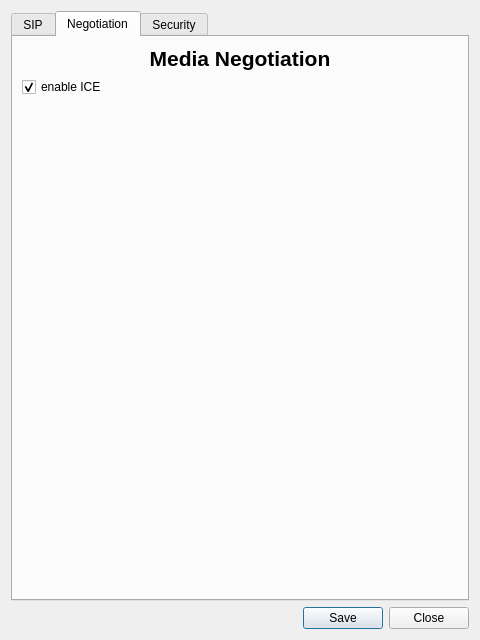
This is ui/sipsettings.ui in ultravideo/uvgComm as Qt 5 draws it before an edit. The edited form follows.
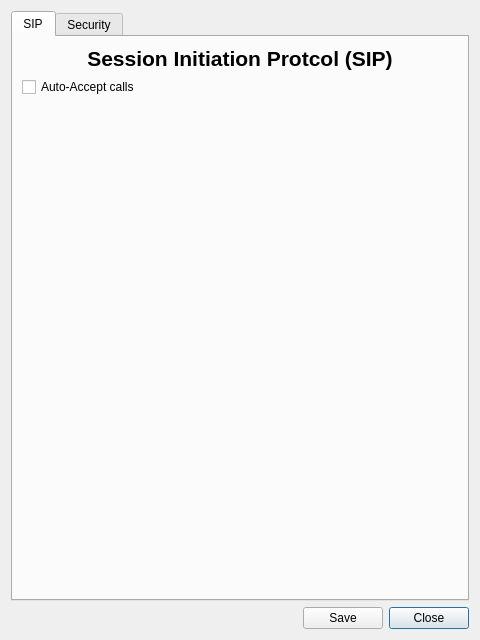
This is the edited form. The open tabs and pages were chosen to show the change.

Commit message:
refactor(Negotiation): Make ICE run every time and refactor sdparametermanager.
SDPParameterManager is separated to two modules. One has the values for supported
codecs and the other will be responsible for providing candidates for ICE.

Diff of the .ui file:
```diff
--- a/ui/sipsettings.ui
+++ b/ui/sipsettings.ui
@@ -14,6 +14,20 @@
    <string>Advanced Settings</string>
   </property>
   <layout class="QGridLayout" name="gridLayout">
+   <item row="2" column="2">
+    <widget class="QPushButton" name="advanced_close">
+     <property name="text">
+      <string>Close</string>
+     </property>
+    </widget>
+   </item>
+   <item row="2" column="1">
+    <widget class="QPushButton" name="advanced_ok">
+     <property name="text">
+      <string>Save</string>
+     </property>
+    </widget>
+   </item>
    <item row="2" column="0">
     <spacer name="horizontalSpacer">
      <property name="orientation">
@@ -27,20 +41,6 @@
      </property>
     </spacer>
    </item>
-   <item row="2" column="1">
-    <widget class="QPushButton" name="advanced_ok">
-     <property name="text">
-      <string>Save</string>
-     </property>
-    </widget>
-   </item>
-   <item row="2" column="2">
-    <widget class="QPushButton" name="advanced_close">
-     <property name="text">
-      <string>Close</string>
-     </property>
-    </widget>
-   </item>
    <item row="0" column="0" colspan="3">
     <widget class="QTabWidget" name="Advanced">
      <property name="currentIndex">
@@ -90,53 +90,6 @@
        </item>
       </layout>
      </widget>
-     <widget class="QWidget" name="tab_3">
-      <attribute name="title">
-       <string>Negotiation</string>
-      </attribute>
-      <layout class="QGridLayout" name="gridLayout_2">
-       <item row="1" column="0">
-        <widget class="QCheckBox" name="ice">
-         <property name="text">
-          <string>enable ICE</string>
-         </property>
-         <property name="checked">
-          <bool>true</bool>
-         </property>
-        </widget>
-       </item>
-       <item row="2" column="0">
-        <spacer name="verticalSpacer_2">
-         <property name="orientation">
-          <enum>Qt::Vertical</enum>
-         </property>
-         <property name="sizeHint" stdset="0">
-          <size>
-           <width>20</width>
-           <height>40</height>
-          </size>
-         </property>
-        </spacer>
-       </item>
-       <item row="0" column="0">
-        <widget class="QLabel" name="label_2">
-         <property name="font">
-          <font>
-           <pointsize>16</pointsize>
-           <weight>75</weight>
-           <bold>true</bold>
-          </font>
-         </property>
-         <property name="text">
-          <string>Media Negotiation</string>
-         </property>
-         <property name="alignment">
-          <set>Qt::AlignCenter</set>
-         </property>
-        </widget>
-       </item>
-      </layout>
-     </widget>
      <widget class="QWidget" name="tab">
       <property name="enabled">
        <bool>false</bool>
```
The commit also changes 12 other files.
